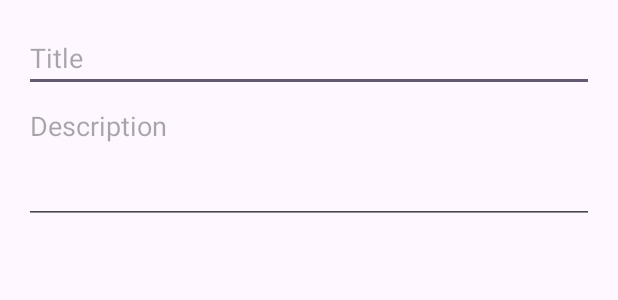
After one commit to grzpiotrowski/bin-there-app, an Android app: the layout dialog_add_poi.xml on its own in the app's theme, with its tools: preview values and no code run, on a phone screen of 412 x 824 dp. The commit adds this screen. Shown: the top 300 px of the screen. Run offline under Robolectric (Android 15) with nearby library versions, the phone set to English and light mode, and no system bars.

Commit message:
Add new POI map dialog

```diff
--- a/app/src/main/java/ie/setu/bin_there_app/activities/PoiListActivity.kt
+++ b/app/src/main/java/ie/setu/bin_there_app/activities/PoiListActivity.kt
@@ -26,7 +26,11 @@ class PoiListActivity : AppCompatActivity(), PoiListener {
     private val mapIntentLauncher =
         registerForActivityResult(
             ActivityResultContracts.StartActivityForResult()
-        ) { }
+        ) {
+            if (it.resultCode == Activity.RESULT_OK) {
+                (binding.recyclerView.adapter as PoiAdapter).updateData()
+            }
+        }
 
     override fun onCreate(savedInstanceState: Bundle?) {
         super.onCreate(savedInstanceState)
--- a/app/src/main/java/ie/setu/bin_there_app/adapters/PoiAdapter.kt
+++ b/app/src/main/java/ie/setu/bin_there_app/adapters/PoiAdapter.kt
@@ -28,6 +28,10 @@ class PoiAdapter constructor(private var pois: List<PoiModel>,
 
     override fun getItemCount(): Int = pois.size
 
+    fun updateData() {
+        notifyDataSetChanged()
+    }
+
     class MainHolder(private val binding : CardPoiBinding) :
         RecyclerView.ViewHolder(binding.root) {
 
--- /dev/null
+++ b/app/src/main/res/layout/dialog_add_poi.xml
@@ -0,0 +1,23 @@
+<?xml version="1.0" encoding="utf-8"?>
+<LinearLayout xmlns:android="http://schemas.android.com/apk/res/android"
+    android:layout_width="match_parent"
+    android:layout_height="wrap_content"
+    android:padding="16dp"
+    android:orientation="vertical">
+
+    <EditText
+        android:id="@+id/titleEditText"
+        android:layout_width="match_parent"
+        android:layout_height="wrap_content"
+        android:hint="Title"
+        android:inputType="text" />
+
+    <EditText
+        android:id="@+id/descriptionEditText"
+        android:layout_width="match_parent"
+        android:layout_height="wrap_content"
+        android:hint="Description"
+        android:inputType="textMultiLine"
+        android:lines="3"
+        android:gravity="top" />
+</LinearLayout>
```
Also changed, not shown: app/src/main/java/ie/setu/bin_there_app/activities/PoiMapsActivity.kt (+45 -0 lines).
